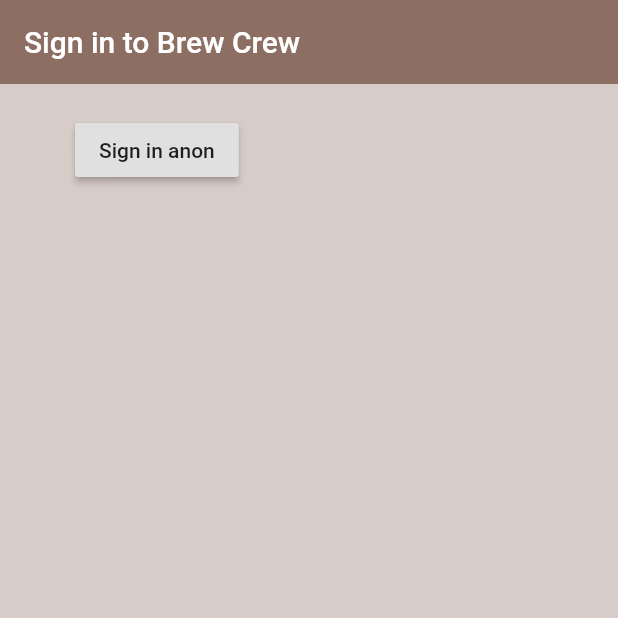
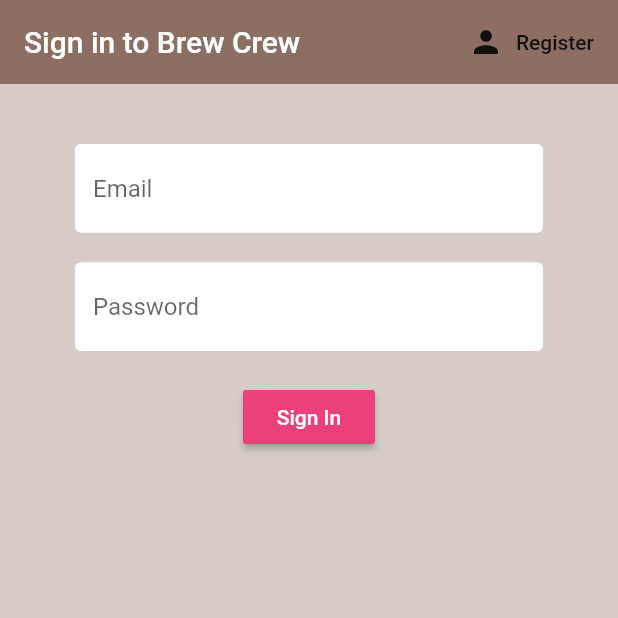
Before and after one commit to CSC231-DSI431-CSC234-DSI31-Group5/lxnavigator, a Flutter app: the screen it shows after launch, on a phone screen of 412 x 824 dp, the top half of it. Run offline on Flutter 3.47's test engine with Material 2 defaults, Android fonts, the phone set to English and light mode, and no system bars; our stand-ins replace firebase_auth; accounts and stored records are empty.

Commit message:
[EDIT/ADD] sign-In and Sign-Up

```diff
--- a/lib/main.dart
+++ b/lib/main.dart
@@ -1,5 +1,9 @@
 import 'package:flutter/material.dart';
+import 'package:lxnavigator/src/models/user.dart';
+import 'package:lxnavigator/src/services/auth.dart';
 import 'package:lxnavigator/src/wrapper.dart';
+import 'package:provider/provider.dart';
+
 
 void main() {
   runApp(MyApp());
@@ -9,9 +13,12 @@ class MyApp extends StatelessWidget {
   // This widget is the root of your application.
   @override
   Widget build(BuildContext context) {
-    return MaterialApp(
-           home: Wrapper(),
+    return StreamProvider<User>.value(
+        value: AuthService().user,
+          child: MaterialApp(
+             home: Wrapper(),
 
+      ),
     );
   }
 }
--- a/lib/src/aunthenticate/aunthenicate.dart
+++ b/lib/src/aunthenticate/aunthenicate.dart
@@ -1,7 +1,6 @@
 import 'package:flutter/material.dart';
+import 'package:lxnavigator/src/aunthenticate/register.dart';
 import 'package:lxnavigator/src/aunthenticate/sign_in.dart';
-
-
 
 class Authenticate extends StatefulWidget {
   @override
@@ -9,10 +8,17 @@ class Authenticate extends StatefulWidget {
 }
 
 class _AuthenticateState extends State<Authenticate> {
+  bool showSignIn = true;
+  void toggleView() {
+    setState(() => showSignIn = !showSignIn);
+  }
+
   @override
   Widget build(BuildContext context) {
-    return Container(
-       child: SignIn(),
-    );
+    if (showSignIn) {
+      return SignIn(toggleView: toggleView);
+    } else {
+      return Register(toggleView: toggleView);
+    }
   }
 }
--- a/lib/src/aunthenticate/sign_in.dart
+++ b/lib/src/aunthenticate/sign_in.dart
@@ -1,14 +1,25 @@
 import 'package:flutter/material.dart';
 import 'package:lxnavigator/src/services/auth.dart';
+import 'package:lxnavigator/src/shared/constant.dart';
 
 class SignIn extends StatefulWidget {
+  final Function toggleView;
+  SignIn({this.toggleView});
+
   @override
   _SignInState createState() => _SignInState();
 }
 
 class _SignInState extends State<SignIn> {
+  final AuthService _auth = AuthService();
+  final _formKey = GlobalKey<FormState>();
 
-  final AuthService _auth = AuthService();
+//text field state
+
+  String email = '';
+  String password = '';
+  String error = '';
+
   @override
   Widget build(BuildContext context) {
     return Scaffold(
@@ -17,23 +28,75 @@ class _SignInState extends State<SignIn> {
             backgroundColor: Colors.brown[400],
             elevation: 0.0,
             title: Text('Sign in to Brew Crew'),
-
+            actions: <Widget>[
+              FlatButton.icon(
+                  icon: Icon(Icons.person),
+                  label: Text('Register'),
+                  onPressed: () {
+                    widget.toggleView();
+                  })
+            ]),
+        body: Container(
+          padding: EdgeInsets.symmetric(vertical: 20.0, horizontal: 50.0),
+          child: Form(
+            key: _formKey,
+            child: Column(
+              children: <Widget>[
+                SizedBox(height: 20.0),
+                TextFormField(
+                  decoration: textInputDecoration.copyWith(hintText: 'Email'),
+                    validator: (val) => val.isEmpty ? 'Enter an email' : null,
+                    onChanged: (val) {
+                      setState(() => email = val);
+                    }),
+                SizedBox(height: 20.0),
+                TextFormField(
+                    decoration: textInputDecoration.copyWith(hintText: 'Password'),
+                    obscureText: true,
+                    validator: (val) => val.length < 6
+                        ? 'Enter a password 6+ chars long'
+                        : null,
+                    onChanged: (val) {
+                      setState(() => password = val);
+                    }),
+                SizedBox(height: 20.0),
+                RaisedButton(
+                    color: Colors.pink[400],
+                    child: Text(
+                      'Sign In',
+                      style: TextStyle(color: Colors.white),
                     ),
-      body: Container(
-        padding: EdgeInsets.symmetric(vertical: 20.0 , horizontal:50.0),
-        child: RaisedButton(
-          child: Text('Sign in anon'),
                     onPressed: () async {
-               dynamic result = await _auth.signInAnon();
-               if(result == null){
-                 print('error sign in');
-               } else {
-                 print('signed in');
-                 print(result);
+                      if (_formKey.currentState.validate()) {
+                        print('valid');
+                        dynamic result = await _auth.SignInWithEmailAndPassword(email, password);
+                        if (result == null) {
+                          setState(() => error = 'could not sign in with those credentials');
                         }
                       }
-        )
-      )
-    );
+                    }),
+                SizedBox(height: 12.0),
+                Text(
+                  error,
+                  style: TextStyle(color: Colors.red, fontSize: 14.0),
+                ),
+              ],
+            ),
+          ),
+        ));
   }
 }
+
+// Anonymous sign in
+// child: RaisedButton(
+//   child: Text('Sign in anon'),
+//   onPressed: () async {
+//        dynamic result = await _auth.signInAnon();
+//        if(result == null){
+//          print('error sign in');
+//        } else {
+//          print('signed in');
+//          print(result.uid);
+//        }
+//   }
+// )
--- /dev/null
+++ b/lib/src/models/user.dart
@@ -0,0 +1,7 @@
+class User {
+
+  final String uid;
+
+
+  User({ this.uid });
+}
--- /dev/null
+++ b/lib/src/shared/constant.dart
@@ -0,0 +1,12 @@
+import 'package:flutter/material.dart';
+
+const textInputDecoration = InputDecoration(
+                  fillColor: Colors.white,
+                  filled: true,
+                  enabledBorder: OutlineInputBorder(
+                    borderSide: BorderSide(color: Colors.white, width: 2.0)
+                ),
+                focusedBorder: OutlineInputBorder(
+                    borderSide: BorderSide(color: Colors.pink, width: 2.0)
+                ),
+                );
--- a/lib/src/wrapper.dart
+++ b/lib/src/wrapper.dart
@@ -1,13 +1,22 @@
 import 'package:flutter/material.dart';
 import 'package:lxnavigator/src/aunthenticate/aunthenicate.dart';
 import 'package:lxnavigator/src/home/view/home.dart';
+import 'package:lxnavigator/src/models/user.dart';
+import 'package:provider/provider.dart';
 
 class Wrapper extends StatelessWidget {
   @override
   Widget build(BuildContext context) {
 
+    final user = Provider.of<User>(context);
+
+
     //return either Home and Aunthenicate widget
-    return Authenticate();
+   if(user == null) {
+      return Authenticate();
+    } else {
+      return Home();
+    }
 
   }
 }
--- a/pubspec.yaml
+++ b/pubspec.yaml
@@ -31,6 +31,7 @@ dependencies:
   firebase_auth: ^0.15.5+3
   cloud_firestore: ^0.13.4+2
   firebase_analytics: ^5.0.11
+  provider: ^4.0.5
 dev_dependencies:
   flutter_test:
     sdk: flutter
```
Also changed, not shown: lib/src/aunthenticate/register.dart (added, +90 -0 lines), lib/src/home/view/home.dart (+19 -5 lines), lib/src/services/auth.dart (+44 -5 lines), pubspec.lock, 1 other file. Lines whose indentation alone changed are shown as unchanged.
